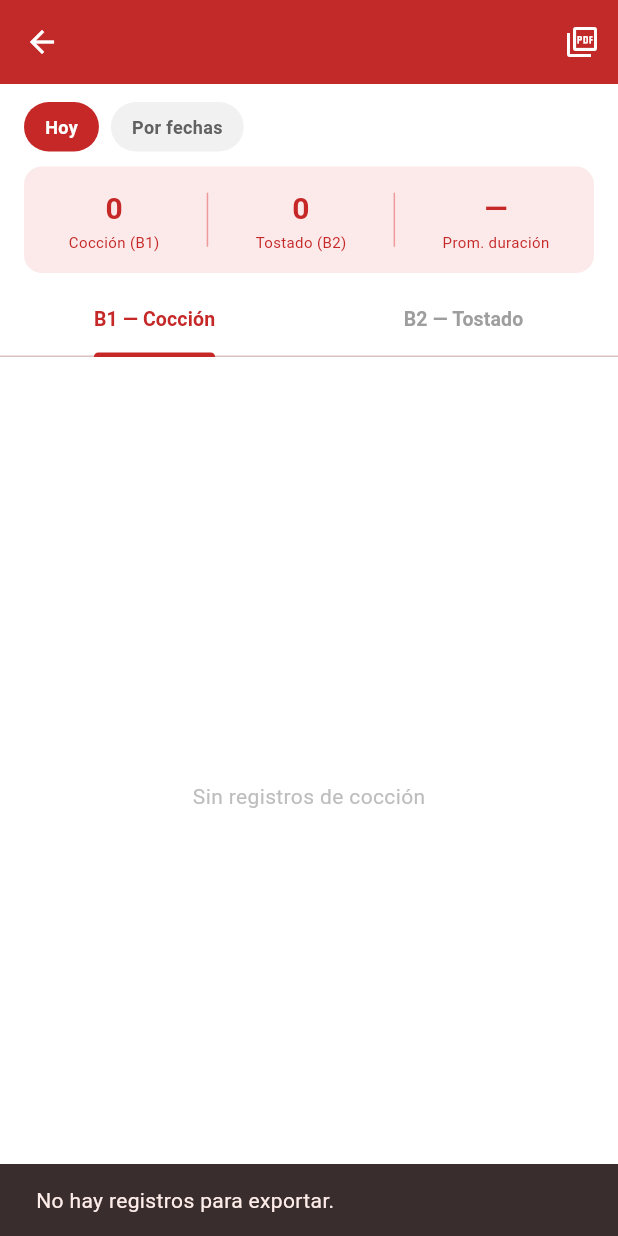
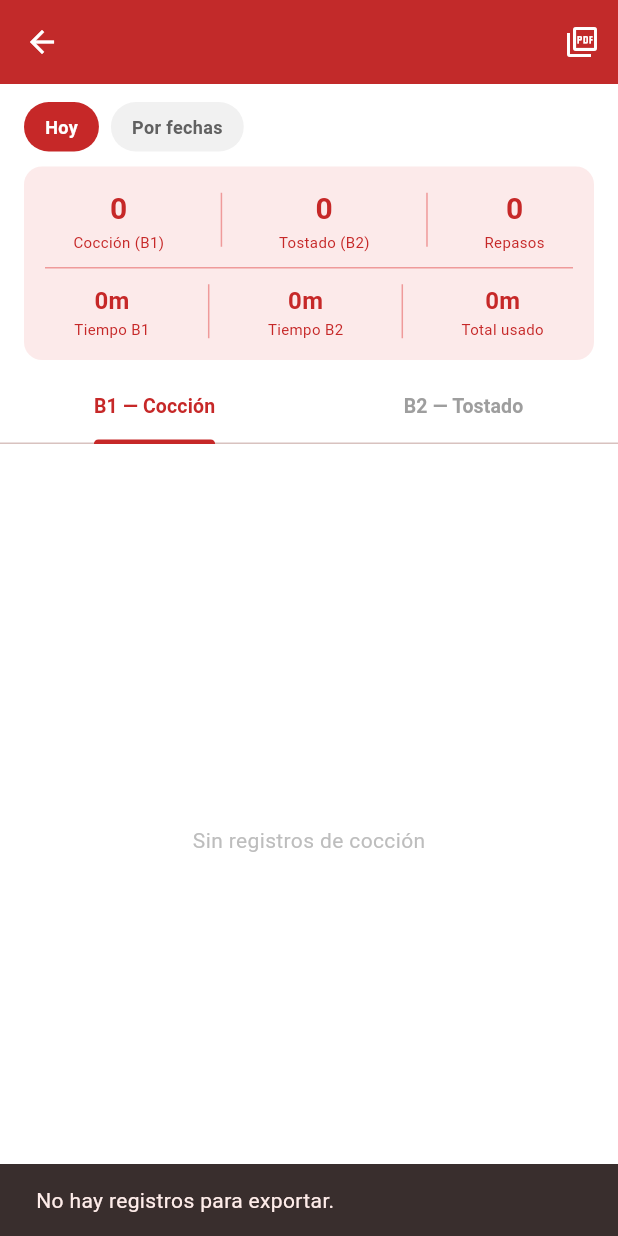
Before and after one commit to desarrolladorelsolar-pixel/app-temporizador, a Flutter app: the ReporteFreidoraScreen screen opened directly with empty values, after a tap on the "picture as pdf" icon, on a phone screen of 412 x 824 dp. Run offline on Flutter 3.47's test engine with Material 3 defaults, Android fonts, the phone set to English and light mode, and no system bars; our stand-ins replace audioplayers, pdf, printing, sqflite; accounts and stored records are empty.

Commit message:
fix: repaso en reportes, estadísticas con tiempo total por boquilla

```diff
--- a/lib/screens/reporte_freidora_screen.dart
+++ b/lib/screens/reporte_freidora_screen.dart
@@ -247,12 +247,22 @@ class _TarjetaEstadisticas extends StatelessWidget {
   final Map<String, dynamic> stats;
   const _TarjetaEstadisticas({required this.stats});
 
+  String _fmtSeg(int seg) {
+    if (seg <= 0) return '0m';
+    final h = seg ~/ 3600;
+    final m = (seg % 3600) ~/ 60;
+    final s = seg % 60;
+    if (h > 0) return '${h}h ${m}m';
+    if (m > 0 && s > 0) return '${m}m ${s}s';
+    if (m > 0) return '${m}m';
+    return '${s}s';
+  }
+
   @override
   Widget build(BuildContext context) {
-    final int promSeg = stats['promedio_seg'] as int? ?? 0;
-    final int pm = promSeg ~/ 60;
-    final int ps = promSeg % 60;
-    final String promFmt = promSeg > 0 ? '${pm}m ${ps}s' : '—';
+    final int segB1    = stats['seg_b1']    as int? ?? 0;
+    final int segB2    = stats['seg_b2']    as int? ?? 0;
+    final int segTotal = stats['seg_total'] as int? ?? 0;
 
     return Container(
       padding: const EdgeInsets.all(14),
@@ -260,14 +270,39 @@ class _TarjetaEstadisticas extends StatelessWidget {
         color: const Color(0xFFFCEAEA),
         borderRadius: BorderRadius.circular(12),
       ),
-      child: Row(
-        mainAxisAlignment: MainAxisAlignment.spaceAround,
+      child: Column(
         children: [
-          _Stat(label: 'Cocción (B1)', valor: '${stats['total_coccion'] ?? 0}'),
-          const _Divisor(),
-          _Stat(label: 'Tostado (B2)', valor: '${stats['total_tostado'] ?? 0}'),
-          const _Divisor(),
-          _Stat(label: 'Prom. duración', valor: promFmt),
+          // Fila superior: contadores
+          Row(
+            mainAxisAlignment: MainAxisAlignment.spaceAround,
+            children: [
+              _Stat(label: 'Cocción (B1)',
+                  valor: '${stats['total_coccion'] ?? 0}'),
+              const _Divisor(),
+              _Stat(label: 'Tostado (B2)',
+                  valor: '${stats['total_tostado'] ?? 0}'),
+              const _Divisor(),
+              _Stat(label: 'Repasos',
+                  valor: '${stats['total_repaso'] ?? 0}'),
+            ],
+          ),
+          const SizedBox(height: 10),
+          const Divider(height: 1, color: Color(0xFFEF9A9A)),
+          const SizedBox(height: 10),
+          // Fila inferior: tiempo total por boquilla y global
+          Row(
+            mainAxisAlignment: MainAxisAlignment.spaceAround,
+            children: [
+              _Stat(label: 'Tiempo B1', valor: _fmtSeg(segB1),
+                  small: true),
+              const _Divisor(),
+              _Stat(label: 'Tiempo B2', valor: _fmtSeg(segB2),
+                  small: true),
+              const _Divisor(),
+              _Stat(label: 'Total usado', valor: _fmtSeg(segTotal),
+                  small: true),
+            ],
+          ),
         ],
       ),
     );
@@ -277,17 +312,18 @@ class _TarjetaEstadisticas extends StatelessWidget {
 class _Stat extends StatelessWidget {
   final String label;
   final String valor;
-  const _Stat({required this.label, required this.valor});
+  final bool small;
+  const _Stat({required this.label, required this.valor, this.small = false});
 
   @override
   Widget build(BuildContext context) {
     return Column(
       children: [
         Text(valor,
-            style: const TextStyle(
-                fontSize: 20,
+            style: TextStyle(
+                fontSize: small ? 16 : 20,
                 fontWeight: FontWeight.bold,
-                color: Color(0xFFC62828))),
+                color: const Color(0xFFC62828))),
         Text(label,
             style: const TextStyle(
                 fontSize: 10, color: Color(0xFFC62828))),
--- a/lib/services/database_helper.dart
+++ b/lib/services/database_helper.dart
@@ -410,9 +410,9 @@ class DatabaseHelper {
 
   // ── REPORTES ───────────────────────────────────────────────────────────────
 
-  /// Logs de una freidora específica filtrados por boquilla y/o rango de fechas.
-  /// [boquilla] null = ambas boquillas, 1 = cocción, 2 = tostado.
-  /// [desde] / [hasta] formato YYYY-MM-DD, null = sin límite.
+  /// Logs de una freidora filtrados por boquilla y/o rango de fechas.
+  /// Incluye cocción, tostado Y repaso (tipos 'coccion' y 'repaso').
+  /// [boquilla] null = ambas, 1 = cocción/repaso B1, 2 = tostado/repaso B2.
   Future<List<LogEntry>> getLogsPorFreidora({
     required String nombreFreidora,
     int? boquilla,
@@ -422,7 +422,7 @@ class DatabaseHelper {
     final d = await db;
 
     final List<String> condiciones = [
-      "tipo = 'coccion'",
+      "(tipo = 'coccion' OR tipo = 'repaso')",  // incluye repaso
       "nombre_freidora = ?",
     ];
     final List<dynamic> args = [nombreFreidora];
@@ -450,8 +450,10 @@ class DatabaseHelper {
     return rows.map(LogEntry.fromMap).toList();
   }
 
-  /// Estadísticas agregadas para el reporte de una freidora.
-  /// Devuelve: totalCoccion, totalTostado, promedioSegundos.
+  /// Estadísticas para el reporte de freidora.
+  /// Devuelve: totalCoccion, totalTostado, totalRepaso,
+  ///           totalSegB1 (cocción+repaso B1), totalSegB2 (tostado+repaso B2),
+  ///           totalSegGeneral (suma total de todos los tiempos).
   Future<Map<String, dynamic>> getEstadisticasFreidora({
     required String nombreFreidora,
     String? desde,
@@ -459,35 +461,50 @@ class DatabaseHelper {
   }) async {
     final d = await db;
 
-    String where = "tipo = 'coccion' AND nombre_freidora = ? AND fecha_hora_fin IS NOT NULL";
+    String where =
+        "(tipo = 'coccion' OR tipo = 'repaso') "
+        "AND nombre_freidora = ? "
+        "AND fecha_hora_fin IS NOT NULL";
     final List<dynamic> args = [nombreFreidora];
 
-    if (desde != null) {
-      where += " AND fecha_hora_inicio >= '${desde}T00:00:00'";
-    }
-    if (hasta != null) {
-      where += " AND fecha_hora_inicio <= '${hasta}T23:59:59'";
-    }
+    if (desde != null) where += " AND fecha_hora_inicio >= '${desde}T00:00:00'";
+    if (hasta != null) where += " AND fecha_hora_inicio <= '${hasta}T23:59:59'";
 
     final rows = await d.rawQuery('''
       SELECT
-        SUM(CASE WHEN boquilla = 1 THEN 1 ELSE 0 END) AS total_coccion,
-        SUM(CASE WHEN boquilla = 2 THEN 1 ELSE 0 END) AS total_tostado,
-        CAST(AVG(
+        SUM(CASE WHEN tipo = 'coccion' AND boquilla = 1 THEN 1 ELSE 0 END)
+            AS total_coccion,
+        SUM(CASE WHEN tipo = 'coccion' AND boquilla = 2 THEN 1 ELSE 0 END)
+            AS total_tostado,
+        SUM(CASE WHEN tipo = 'repaso' THEN 1 ELSE 0 END)
+            AS total_repaso,
+        CAST(SUM(CASE WHEN boquilla = 1
+          THEN (julianday(fecha_hora_fin) - julianday(fecha_hora_inicio)) * 86400
+          ELSE 0 END) AS INTEGER) AS seg_b1,
+        CAST(SUM(CASE WHEN boquilla = 2
+          THEN (julianday(fecha_hora_fin) - julianday(fecha_hora_inicio)) * 86400
+          ELSE 0 END) AS INTEGER) AS seg_b2,
+        CAST(SUM(
           (julianday(fecha_hora_fin) - julianday(fecha_hora_inicio)) * 86400
-        ) AS INTEGER) AS promedio_seg
+        ) AS INTEGER) AS seg_total
       FROM log
       WHERE $where
     ''', args);
 
     if (rows.isEmpty) {
-      return {'total_coccion': 0, 'total_tostado': 0, 'promedio_seg': 0};
+      return {
+        'total_coccion': 0, 'total_tostado': 0, 'total_repaso': 0,
+        'seg_b1': 0, 'seg_b2': 0, 'seg_total': 0,
+      };
     }
     final r = rows.first;
     return {
       'total_coccion': r['total_coccion'] as int? ?? 0,
       'total_tostado': r['total_tostado'] as int? ?? 0,
-      'promedio_seg': r['promedio_seg'] as int? ?? 0,
+      'total_repaso':  r['total_repaso']  as int? ?? 0,
+      'seg_b1':        r['seg_b1']        as int? ?? 0,
+      'seg_b2':        r['seg_b2']        as int? ?? 0,
+      'seg_total':     r['seg_total']     as int? ?? 0,
     };
   }
 }
--- a/lib/services/pdf_service.dart
+++ b/lib/services/pdf_service.dart
@@ -201,20 +201,38 @@ class PdfService {
 
   static pw.Widget _buildEstadisticasPdf(
       Map<String, dynamic> stats, PdfColor rojo, PdfColor grisMedio) {
-    final int promSeg = stats['promedio_seg'] as int? ?? 0;
-    final int pm = promSeg ~/ 60;
-    final int ps = promSeg % 60;
-    final String prom = promSeg > 0 ? '${pm}m ${ps}s' : '—';
+    final int segB1    = stats['seg_b1']    as int? ?? 0;
+    final int segB2    = stats['seg_b2']    as int? ?? 0;
+    final int segTotal = stats['seg_total'] as int? ?? 0;
+
+    String fmtSeg(int s) {
+      if (s <= 0) return '0m';
+      final h = s ~/ 3600;
+      final m = (s % 3600) ~/ 60;
+      if (h > 0) return '${h}h ${m}m';
+      return '${m}m';
+    }
+
     return pw.Container(
       padding: const pw.EdgeInsets.all(12),
       decoration: pw.BoxDecoration(
         color: const PdfColor.fromInt(0xFFFCEAEA),
         borderRadius: pw.BorderRadius.circular(8),
       ),
-      child: pw.Row(mainAxisAlignment: pw.MainAxisAlignment.spaceAround, children: [
-        _statItem('Cocción (B1)', '${stats['total_coccion'] ?? 0}', rojo),
-        _statItem('Tostado (B2)', '${stats['total_tostado'] ?? 0}', rojo),
-        _statItem('Prom. duración', prom, grisMedio),
+      child: pw.Column(children: [
+        pw.Row(mainAxisAlignment: pw.MainAxisAlignment.spaceAround, children: [
+          _statItem('Cocción (B1)', '${stats['total_coccion'] ?? 0}', rojo),
+          _statItem('Tostado (B2)', '${stats['total_tostado'] ?? 0}', rojo),
+          _statItem('Repasos',      '${stats['total_repaso']  ?? 0}', rojo),
+        ]),
+        pw.SizedBox(height: 6),
+        pw.Divider(color: rojo, thickness: 0.5),
+        pw.SizedBox(height: 6),
+        pw.Row(mainAxisAlignment: pw.MainAxisAlignment.spaceAround, children: [
+          _statItem('Tiempo B1',   fmtSeg(segB1),   grisMedio),
+          _statItem('Tiempo B2',   fmtSeg(segB2),   grisMedio),
+          _statItem('Total usado', fmtSeg(segTotal), rojo),
+        ]),
       ]),
     );
   }
```
